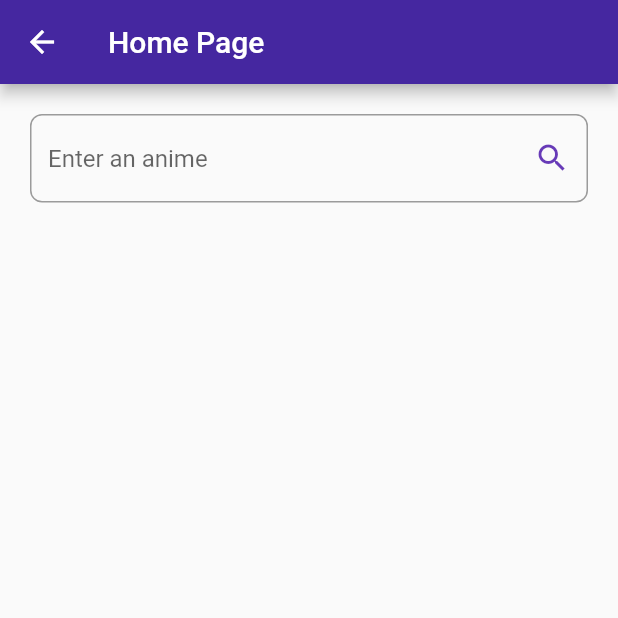
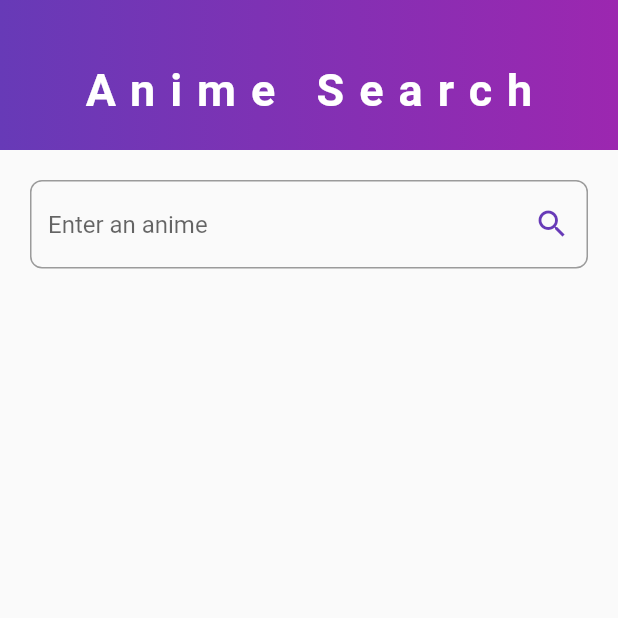
Before and after one commit to RafaelAndrade0/Anime-Search, a Flutter app: the Homepage screen opened directly, on a phone screen of 412 x 824 dp, the top half of it. Run offline on Flutter 3.47's test engine with Material 2 defaults, Android fonts, the phone set to English and light mode, and no system bars; our stand-ins replace auto_route, bloc, dartz, firebase_auth, flushbar, flutter_bloc and 6 more; missing offline and left inert: flutter_auth_buttons; accounts and stored records are empty; generated files the repository leaves out were written again.

Commit message:
Criando GradientAppBar

```diff
--- a/lib/presentation/home/home_page.dart
+++ b/lib/presentation/home/home_page.dart
@@ -3,6 +3,7 @@ import 'package:anime_search/injection.dart';
 import 'package:anime_search/presentation/home/widgets/build_anime_initial.dart';
 import 'package:anime_search/presentation/home/widgets/build_anime_loaded.dart';
 import 'package:anime_search/presentation/loader/loader.dart';
+import 'package:anime_search/presentation/widgets/gradient_app_bar.dart';
 import 'package:flutter/material.dart';
 import 'package:flutter_bloc/flutter_bloc.dart';
 
@@ -10,8 +11,44 @@ class Homepage extends StatelessWidget {
   @override
   Widget build(BuildContext context) {
     return Scaffold(
-      appBar: AppBar(
-        title: const Text('Home Page'),
+      // appBar: AppBar(
+      //   title: const Text('Anime Search'),
+      // ),
+      appBar: GradientAppBar(
+        title: 'Anime Search',
+        gradientBegin: Colors.deepPurple,
+        gradientEnd: Colors.purple,
+      ),
+      drawer: Drawer(
+        // Add a ListView to the drawer. This ensures the user can scroll
+        // through the options in the drawer if there isn't enough vertical
+        // space to fit everything.
+        child: ListView(
+          // Important: Remove any padding from the ListView.
+          padding: EdgeInsets.zero,
+          children: <Widget>[
+            DrawerHeader(
+              child: Text('Drawer Header'),
+              decoration: BoxDecoration(
+                color: Colors.blue,
+              ),
+            ),
+            ListTile(
+              title: Text('Item 1'),
+              onTap: () {
+                // Update the state of the app.
+                // ...
+              },
+            ),
+            ListTile(
+              title: Text('Item 2'),
+              onTap: () {
+                // Update the state of the app.
+                // ...
+              },
+            ),
+          ],
+        ),
       ),
       body: BlocProvider(
         create: (context) => getIt<AnimeBloc>(),
--- /dev/null
+++ b/lib/presentation/widgets/gradient_app_bar.dart
@@ -0,0 +1,48 @@
+import 'package:flutter/material.dart';
+
+class GradientAppBar extends StatelessWidget implements PreferredSizeWidget {
+  double get _prefferedHeight => 100;
+
+  final String title;
+  final Color gradientBegin;
+  final Color gradientEnd;
+  final double elevation;
+  // final bool hasDrawer = scaffold?.hasDrawer ?? false;
+
+  const GradientAppBar({
+    Key key,
+    @required this.title,
+    @required this.gradientBegin,
+    @required this.gradientEnd,
+    this.elevation,
+  })  : assert(title != null),
+        assert(gradientBegin != null),
+        assert(gradientEnd != null),
+        super(key: key);
+
+  @override
+  Widget build(BuildContext context) {
+    return Container(
+      height: _prefferedHeight,
+      alignment: Alignment.center,
+      padding: const EdgeInsets.only(top: 20),
+      decoration: BoxDecoration(
+        gradient: LinearGradient(
+          colors: <Color>[gradientBegin, gradientEnd],
+        ),
+      ),
+      child: Text(
+        title,
+        style: TextStyle(
+          color: Colors.white,
+          letterSpacing: 10,
+          fontSize: 30,
+          fontWeight: FontWeight.w700,
+        ),
+      ),
+    );
+  }
+
+  @override
+  Size get preferredSize => Size.fromHeight(_prefferedHeight);
+}
```
